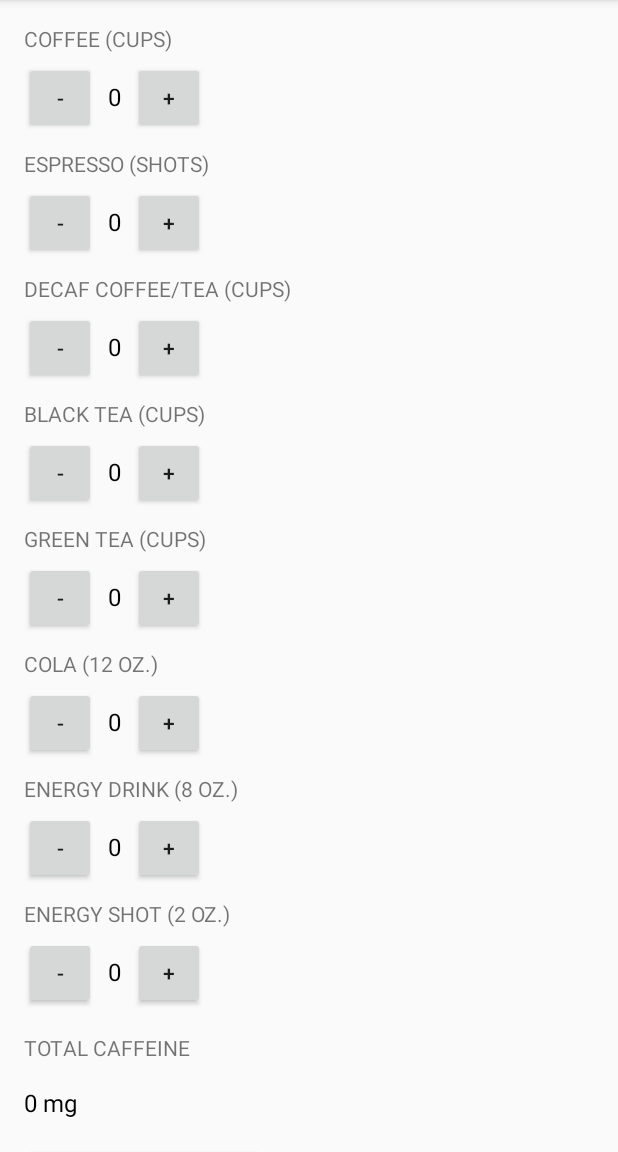
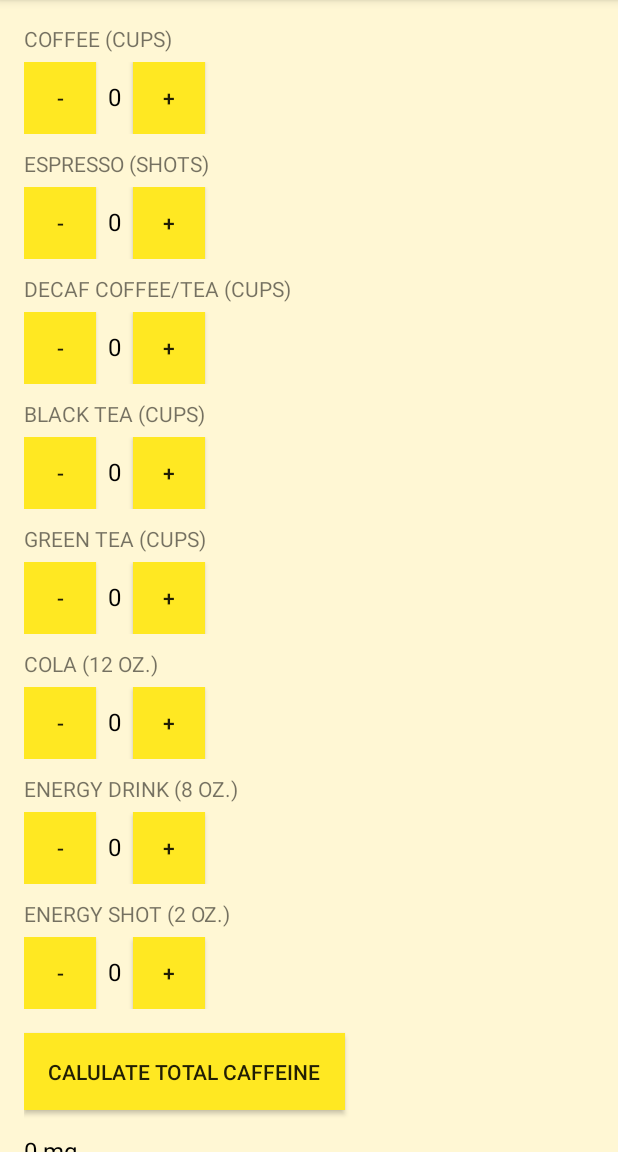
Before and after one commit to mfitzharris/caffeinecalculator, an Android app: the screen it shows after launch (MainActivity), on a phone screen of 412 x 824 dp, the part 84-1236 px from its top. Run offline under Robolectric (Android 15) with nearby library versions, the phone set to English and light mode, and no system bars.

Commit message:
Add some basic styling (background colors)

```diff
--- a/app/src/main/res/layout/activity_main.xml
+++ b/app/src/main/res/layout/activity_main.xml
@@ -14,6 +14,7 @@
         android:paddingLeft="@dimen/activity_horizontal_margin"
         android:paddingRight="@dimen/activity_horizontal_margin"
         android:paddingTop="@dimen/activity_vertical_margin"
+        android:background="#fff7d4"
         android:orientation="vertical"
         tools:context="com.example.android.caffeinecalculator.MainActivity">
 
@@ -22,6 +23,7 @@
             android:layout_height="wrap_content"
             android:layout_marginBottom="6dp"
             android:textAllCaps="true"
+
             android:text="Coffee (cups)" />
 
         <LinearLayout
@@ -32,6 +34,7 @@
             <Button
                 android:layout_width="48dp"
                 android:layout_height="48dp"
+                android:background="#ffe822"
                 android:text="-"
                 android:onClick="decrementCoffee"/>
 
@@ -47,6 +50,7 @@
             <Button
                 android:layout_width="48dp"
                 android:layout_height="48dp"
+                android:background="#ffe822"
                 android:text="+"
                 android:onClick="incrementCoffee"/>
 
@@ -68,6 +72,7 @@
             <Button
                 android:layout_width="48dp"
                 android:layout_height="48dp"
+                android:background="#ffe822"
                 android:text="-"
                 android:onClick="decrementEspresso"/>
 
@@ -83,6 +88,7 @@
             <Button
                 android:layout_width="48dp"
                 android:layout_height="48dp"
+                android:background="#ffe822"
                 android:text="+"
                 android:onClick="incrementEspresso"/>
 
@@ -104,6 +110,7 @@
             <Button
                 android:layout_width="48dp"
                 android:layout_height="48dp"
+                android:background="#ffe822"
                 android:text="-"
                 android:onClick="decrementDecaf"/>
 
@@ -119,6 +126,7 @@
             <Button
                 android:layout_width="48dp"
                 android:layout_height="48dp"
+                android:background="#ffe822"
                 android:text="+"
                 android:onClick="incrementDecaf"/>
 
@@ -140,6 +148,7 @@
             <Button
                 android:layout_width="48dp"
                 android:layout_height="48dp"
+                android:background="#ffe822"
                 android:text="-"
                 android:onClick="decrementBlackTea"/>
 
@@ -155,6 +164,7 @@
             <Button
                 android:layout_width="48dp"
                 android:layout_height="48dp"
+                android:background="#ffe822"
                 android:text="+"
                 android:onClick="incrementBlackTea"/>
 
@@ -176,6 +186,7 @@
             <Button
                 android:layout_width="48dp"
                 android:layout_height="48dp"
+                android:background="#ffe822"
                 android:text="-"
                 android:onClick="decrementGreenTea"/>
 
@@ -191,6 +202,7 @@
             <Button
                 android:layout_width="48dp"
                 android:layout_height="48dp"
+                android:background="#ffe822"
                 android:text="+"
                 android:onClick="incrementGreenTea"/>
 
@@ -212,6 +224,7 @@
             <Button
                 android:layout_width="48dp"
                 android:layout_height="48dp"
+                android:background="#ffe822"
                 android:text="-"
                 android:onClick="decrementCola"/>
 
@@ -227,6 +240,7 @@
             <Button
                 android:layout_width="48dp"
                 android:layout_height="48dp"
+                android:background="#ffe822"
                 android:text="+"
                 android:onClick="incrementCola"/>
 
@@ -248,6 +262,7 @@
             <Button
                 android:layout_width="48dp"
                 android:layout_height="48dp"
+                android:background="#ffe822"
                 android:text="-"
                 android:onClick="decrementEnergyDrink"/>
 
@@ -263,6 +278,7 @@
             <Button
                 android:layout_width="48dp"
                 android:layout_height="48dp"
+                android:background="#ffe822"
                 android:text="+"
                 android:onClick="incrementEnergyDrink"/>
 
@@ -284,6 +300,7 @@
             <Button
                 android:layout_width="48dp"
                 android:layout_height="48dp"
+                android:background="#ffe822"
                 android:text="-"
                 android:onClick="decrementEnergyShot"/>
 
@@ -299,17 +316,20 @@
             <Button
                 android:layout_width="48dp"
                 android:layout_height="48dp"
+                android:background="#ffe822"
                 android:text="+"
                 android:onClick="incrementEnergyShot"/>
 
         </LinearLayout>
 
-        <TextView
+        <Button
             android:layout_width="wrap_content"
             android:layout_height="wrap_content"
+            android:background="#ffe822"
             android:layout_marginTop="16dp"
-            android:textAllCaps="true"
-            android:text="Total Caffeine" />
+            android:padding="16dp"
+            android:text="Calulate Total Caffeine"
+            android:onClick="calculateCaffeine"/>
 
         <TextView
             android:id="@+id/caffeine_text_view"
@@ -320,13 +340,6 @@
             android:textSize="16sp"
             android:textColor="@android:color/black"
             android:text="0 mg"/>
-
-        <Button
-            android:layout_width="wrap_content"
-            android:layout_height="wrap_content"
-            android:text="Calulate Caffeine"
-            android:onClick="calculateCaffeine"/>
-
     </LinearLayout>
 
 </ScrollView>
```
